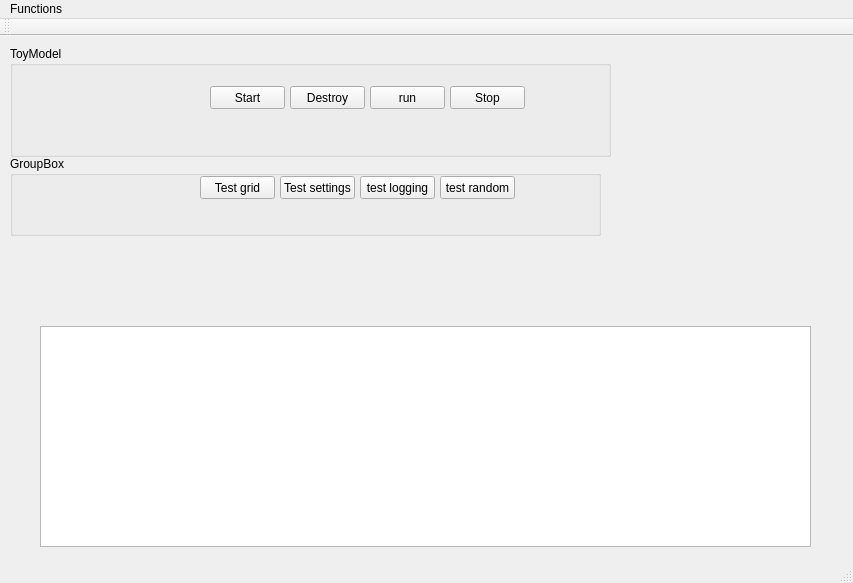
The window that SVDModel/SVDUI/mainwindow.ui (edfm-tum/SVD) describes before a commit, drawn with Qt 5.
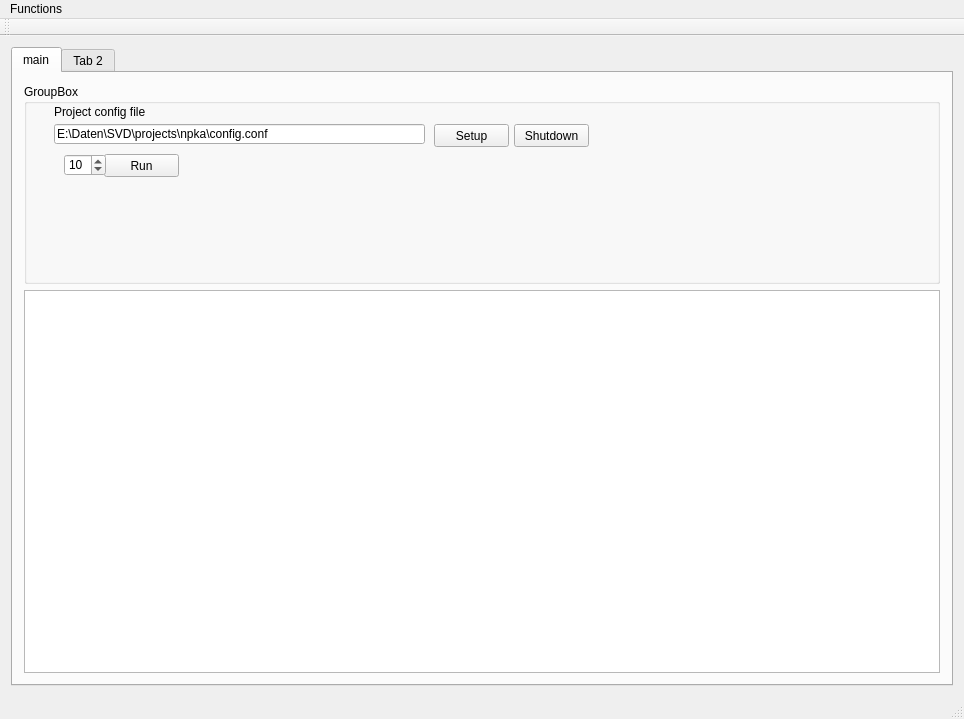
The same window after the commit.

Commit message: Creation of core several classes; start of creating the "real" model (the ToyModel classes were renamed). the multithreading-enabled architecture is challenging...

```diff
--- a/SVDModel/SVDUI/mainwindow.ui
+++ b/SVDModel/SVDUI/mainwindow.ui
@@ -6,95 +6,131 @@
    <rect>
     <x>0</x>
     <y>0</y>
-    <width>853</width>
-    <height>583</height>
+    <width>964</width>
+    <height>719</height>
    </rect>
   </property>
   <property name="windowTitle">
    <string>TFRunner</string>
   </property>
   <widget class="QWidget" name="centralWidget">
-   <widget class="QPlainTextEdit" name="lLog">
+   <layout class="QVBoxLayout" name="verticalLayout_2">
+    <item>
+     <widget class="QTabWidget" name="tabWidget">
+      <property name="currentIndex">
+       <number>0</number>
+      </property>
+      <widget class="QWidget" name="mainTab">
+       <attribute name="title">
+        <string>main</string>
+       </attribute>
+       <layout class="QVBoxLayout" name="verticalLayout">
+        <item>
+         <widget class="QGroupBox" name="groupBox_3">
+          <property name="minimumSize">
+           <size>
+            <width>0</width>
+            <height>200</height>
+           </size>
+          </property>
+          <property name="title">
+           <string>GroupBox</string>
+          </property>
+          <widget class="QPushButton" name="pbLoad">
+           <property name="geometry">
+            <rect>
+             <x>410</x>
+             <y>40</y>
+             <width>75</width>
+             <height>23</height>
+            </rect>
+           </property>
+           <property name="text">
+            <string>Setup</string>
+           </property>
+          </widget>
+          <widget class="QPushButton" name="pbDeleteModel">
+           <property name="geometry">
+            <rect>
+             <x>490</x>
+             <y>40</y>
+             <width>75</width>
+             <height>23</height>
+            </rect>
+           </property>
+           <property name="text">
+            <string>Shutdown</string>
+           </property>
+          </widget>
+          <widget class="QLineEdit" name="lConfigFile">
+           <property name="geometry">
+            <rect>
+             <x>30</x>
+             <y>40</y>
+             <width>371</width>
+             <height>20</height>
+            </rect>
+           </property>
+           <property name="text">
+            <string>E:\Daten\SVD\projects\npka\config.conf</string>
+           </property>
+          </widget>
+          <widget class="QLabel" name="label">
+           <property name="geometry">
+            <rect>
+             <x>30</x>
+             <y>20</y>
+             <width>111</width>
+             <height>16</height>
+            </rect>
+           </property>
+           <property name="text">
+            <string>Project config file</string>
+           </property>
+          </widget>
+          <widget class="QPushButton" name="pbRunModel">
+           <property name="geometry">
+            <rect>
+             <x>80</x>
+             <y>70</y>
+             <width>75</width>
+             <height>23</height>
+            </rect>
+           </property>
+           <property name="text">
+            <string>Run</string>
+           </property>
+          </widget>
+          <widget class="QSpinBox" name="sYears">
     <property name="geometry">
      <rect>
       <x>40</x>
-      <y>290</y>
-      <width>771</width>
-      <height>221</height>
-     </rect>
-    </property>
-   </widget>
-   <widget class="QGroupBox" name="groupBox">
-    <property name="geometry">
-     <rect>
-      <x>10</x>
-      <y>10</y>
-      <width>601</width>
-      <height>111</height>
-     </rect>
-    </property>
-    <property name="title">
-     <string>ToyModel</string>
-    </property>
-    <widget class="QPushButton" name="pbStart">
-     <property name="geometry">
-      <rect>
-       <x>200</x>
-       <y>40</y>
-       <width>75</width>
-       <height>23</height>
-      </rect>
-     </property>
-     <property name="text">
-      <string>Start</string>
-     </property>
-    </widget>
-    <widget class="QPushButton" name="pbStop">
-     <property name="geometry">
-      <rect>
-       <x>280</x>
-       <y>40</y>
-       <width>75</width>
-       <height>23</height>
-      </rect>
-     </property>
-     <property name="text">
-      <string>Destroy</string>
-     </property>
-    </widget>
-    <widget class="QPushButton" name="pushButton">
-     <property name="geometry">
-      <rect>
-       <x>440</x>
-       <y>40</y>
-       <width>75</width>
-       <height>23</height>
-      </rect>
-     </property>
-     <property name="text">
-      <string>Stop</string>
-     </property>
-    </widget>
-    <widget class="QPushButton" name="run">
-     <property name="geometry">
-      <rect>
-       <x>360</x>
-       <y>40</y>
-       <width>75</width>
-       <height>23</height>
-      </rect>
-     </property>
-     <property name="text">
-      <string>run</string>
-     </property>
-    </widget>
-   </widget>
+             <y>70</y>
+             <width>42</width>
+             <height>22</height>
+            </rect>
+           </property>
+           <property name="value">
+            <number>10</number>
+           </property>
+          </widget>
+         </widget>
+        </item>
+        <item>
+         <widget class="QPlainTextEdit" name="lLog"/>
+        </item>
+       </layout>
+      </widget>
+      <widget class="QWidget" name="testTab">
+       <attribute name="title">
+        <string>Tab 2</string>
+       </attribute>
    <widget class="QGroupBox" name="groupBox_2">
     <property name="geometry">
      <rect>
-      <x>10</x>
-      <y>120</y>
-      <width>591</width>
+          <x>120</x>
+          <y>190</y>
+          <width>371</width>
       <height>80</height>
      </rect>
     </property>
@@ -104,8 +140,8 @@
     <widget class="QPushButton" name="pbTest">
      <property name="geometry">
       <rect>
-       <x>190</x>
-       <y>20</y>
+           <x>30</x>
+           <y>30</y>
        <width>75</width>
        <height>23</height>
       </rect>
@@ -117,8 +153,8 @@
     <widget class="QPushButton" name="pushButton_2">
      <property name="geometry">
       <rect>
-       <x>270</x>
-       <y>20</y>
+           <x>110</x>
+           <y>30</y>
        <width>75</width>
        <height>23</height>
       </rect>
@@ -130,8 +166,8 @@
     <widget class="QPushButton" name="pushButton_3">
      <property name="geometry">
       <rect>
-       <x>350</x>
-       <y>20</y>
+           <x>190</x>
+           <y>30</y>
        <width>75</width>
        <height>23</height>
       </rect>
@@ -143,8 +179,8 @@
     <widget class="QPushButton" name="pushButton_4">
      <property name="geometry">
       <rect>
-       <x>430</x>
-       <y>20</y>
+           <x>270</x>
+           <y>30</y>
        <width>75</width>
        <height>23</height>
       </rect>
@@ -154,13 +190,82 @@
      </property>
     </widget>
    </widget>
+       <widget class="QGroupBox" name="groupBox">
+        <property name="geometry">
+         <rect>
+          <x>130</x>
+          <y>270</y>
+          <width>381</width>
+          <height>61</height>
+         </rect>
+        </property>
+        <property name="title">
+         <string>ToyModel</string>
+        </property>
+        <widget class="QPushButton" name="pbStart">
+         <property name="geometry">
+          <rect>
+           <x>30</x>
+           <y>20</y>
+           <width>75</width>
+           <height>23</height>
+          </rect>
+         </property>
+         <property name="text">
+          <string>Start</string>
+         </property>
+        </widget>
+        <widget class="QPushButton" name="pbStop">
+         <property name="geometry">
+          <rect>
+           <x>110</x>
+           <y>20</y>
+           <width>75</width>
+           <height>23</height>
+          </rect>
+         </property>
+         <property name="text">
+          <string>Destroy</string>
+         </property>
+        </widget>
+        <widget class="QPushButton" name="pushButton">
+         <property name="geometry">
+          <rect>
+           <x>270</x>
+           <y>20</y>
+           <width>75</width>
+           <height>23</height>
+          </rect>
+         </property>
+         <property name="text">
+          <string>Stop</string>
+         </property>
+        </widget>
+        <widget class="QPushButton" name="run">
+         <property name="geometry">
+          <rect>
+           <x>190</x>
+           <y>20</y>
+           <width>75</width>
+           <height>23</height>
+          </rect>
+         </property>
+         <property name="text">
+          <string>run</string>
+         </property>
+        </widget>
+       </widget>
+      </widget>
+     </widget>
+    </item>
+   </layout>
   </widget>
   <widget class="QMenuBar" name="menuBar">
    <property name="geometry">
     <rect>
      <x>0</x>
      <y>0</y>
-     <width>853</width>
+     <width>964</width>
      <height>21</height>
     </rect>
    </property>
```
Lines whose indentation alone changed are shown as unchanged. The commit also changes 22 other files.
